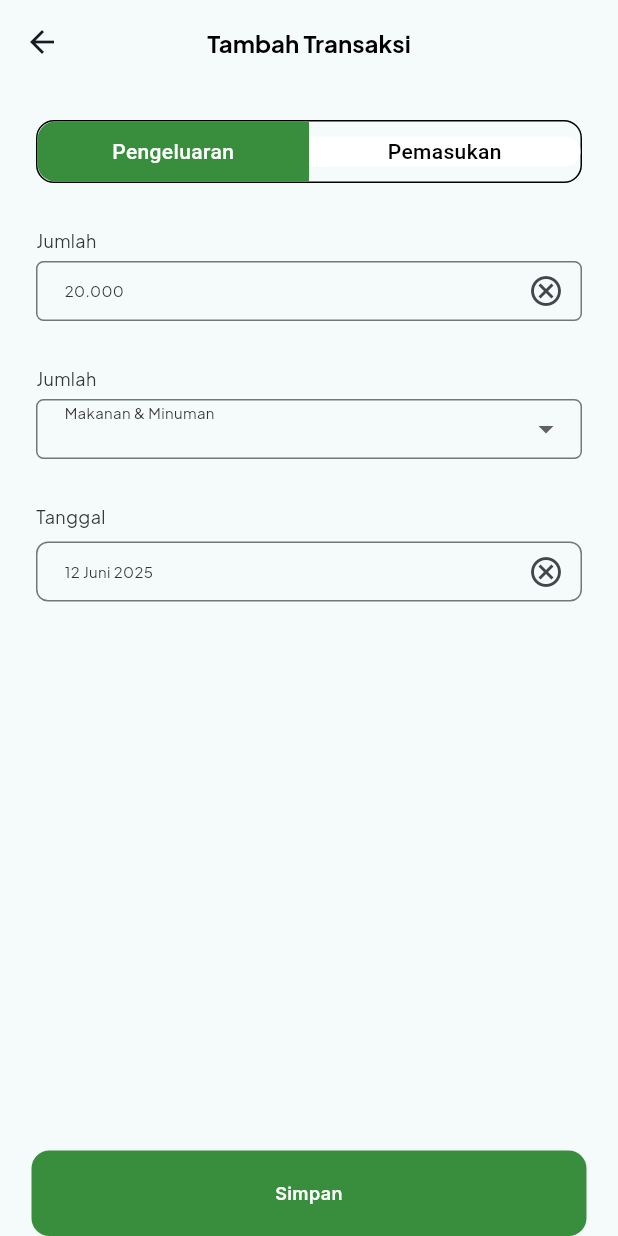
After one commit to alHerys/SaveUp, a Flutter app: the TambahTransaksi screen opened directly, on a phone screen of 412 x 824 dp. The commit adds this screen. Run offline on Flutter 3.47's test engine with Material 3 defaults, Android fonts, the phone set to English and light mode, and no system bars; our stand-ins replace bloc, firebase_ai, firebase_core, fl_chart, flutter_bloc, flutter_svg and 6 more; accounts and stored records are empty.

Commit message:
Selesai UI Tambah Transaksi

```diff
--- /dev/null
+++ b/lib/features/home/presentation/pages/tambah_transaksi.dart
@@ -0,0 +1,216 @@
+import 'package:flutter/material.dart';
+import 'package:save_up/core/themes/app_pallete.dart';
+import 'package:save_up/features/home/presentation/widgets/filter_button.dart';
+import 'package:save_up/features/home/presentation/widgets/tambah_transaksi_button.dart';
+
+class TambahTransaksi extends StatelessWidget {
+  const TambahTransaksi({super.key});
+
+  @override
+  Widget build(BuildContext context) {
+    return Scaffold(
+      appBar: AppBar(
+        centerTitle: true,
+        title: Text(
+          'Tambah Transaksi',
+          style: TextStyle(
+            color: AppPallete.baseBlack,
+            fontSize: 16,
+            fontWeight: FontWeight.w700,
+          ),
+        ),
+      ),
+      body: Padding(
+        padding: const EdgeInsets.all(24.0),
+        child: Column(
+          spacing: 30,
+          children: [
+            FilterButton(onTapPengeluaran: () {}, onTapPemasukan: () {}),
+            Column(
+              spacing: 30,
+              children: [
+                FormJumlah(),
+                FormKategori(),
+                FormTanggal(),
+              ],
+            ),
+          ],
+        ),
+      ),
+      bottomNavigationBar: TambahTransaksiButton(onTap: () {}),
+    );
+  }
+}
+
+class FormTanggal extends StatelessWidget {
+  const FormTanggal({
+    super.key,
+  });
+
+  @override
+  Widget build(BuildContext context) {
+    return Column(
+      spacing: 8,
+      crossAxisAlignment: CrossAxisAlignment.start,
+      children: [
+        Text(
+          'Tanggal',
+          style: TextStyle(
+            color: const Color(0xFF333333) /* Text-Primary-text */,
+            fontSize: 12,
+            fontFamily: 'Plus Jakarta Sans',
+            fontWeight: FontWeight.w400,
+          ),
+        ),
+        SizedBox(
+          height: 40,
+          child: TextFormField(
+            readOnly: true,
+            keyboardType: TextInputType.datetime,
+            onTap: () {
+              showDatePicker(
+                context: context,
+                initialDate: DateTime.now(),
+                firstDate: DateTime(2000),
+                lastDate: DateTime(2101),
+              );
+            },
+            decoration: InputDecoration(
+              hint: Text(
+                '12 Juni 2025',
+                style: TextStyle(
+                  color: AppPallete.textPrimary,
+                  fontSize: 10,
+                  fontFamily: 'Plus Jakarta Sans',
+                  fontWeight: FontWeight.w400,
+                ),
+              ),
+              border: OutlineInputBorder(
+                borderRadius: BorderRadius.circular(8),
+                borderSide: BorderSide(color: Colors.grey.shade400),
+              ),
+              suffixIcon: IconButton(
+                icon: const Icon(Icons.cancel_outlined),
+                onPressed: () {},
+              ),
+              contentPadding: EdgeInsets.symmetric(
+                vertical: 25,
+                horizontal: 15,
+              ),
+            ),
+          ),
+        ),
+      ],
+    );
+  }
+}
+
+class FormKategori extends StatelessWidget {
+  const FormKategori({super.key});
+
+  @override
+  Widget build(BuildContext context) {
+    return Column(
+      spacing: 5,
+      crossAxisAlignment: CrossAxisAlignment.start,
+      children: [
+        Text(
+          'Jumlah',
+          style: TextStyle(
+            color: const Color(0xFF333333) /* Text-Primary-text */,
+            fontSize: 12,
+            fontFamily: 'Plus Jakarta Sans',
+            fontWeight: FontWeight.w400,
+          ),
+        ),
+        SizedBox(
+          height: 40,
+          child: DropdownButtonFormField(
+            items: [
+                'Makanan & Minuman',
+                'Investasi',
+                'Laundry',
+                'Belanja',
+                'Uang Masuk',
+              ].map<DropdownMenuItem<String>>((String value) {
+                return DropdownMenuItem<String>(
+                  value: value,
+                  child: Text(value),
+                );
+              }).toList(),
+            onChanged: (_) {},
+            decoration: InputDecoration(
+              border: OutlineInputBorder(
+                borderRadius: BorderRadius.circular(5),
+              ),
+              hint: Text(
+                'Makanan & Minuman',
+                style: TextStyle(
+                  color: AppPallete.textPrimary /* Text-Primary-text */,
+                  fontSize: 10,
+                  fontWeight: FontWeight.w400,
+                ),
+              ),
+              contentPadding: EdgeInsets.symmetric(
+                vertical: 35,
+                horizontal: 15,
+              ),
+            ),
+          ),
+        ),
+      ],
+    );
+  }
+}
+
+class FormJumlah extends StatelessWidget {
+  const FormJumlah({super.key});
+
+  @override
+  Widget build(BuildContext context) {
+    return Column(
+      spacing: 5,
+      crossAxisAlignment: CrossAxisAlignment.start,
+      children: [
+        Text(
+          'Jumlah',
+          style: TextStyle(
+            color: const Color(0xFF333333) /* Text-Primary-text */,
+            fontSize: 12,
+            fontFamily: 'Plus Jakarta Sans',
+            fontWeight: FontWeight.w400,
+          ),
+        ),
+        SizedBox(
+          height: 40,
+          child: TextFormField(
+            keyboardType: TextInputType.number,
+            decoration: InputDecoration(
+              contentPadding: EdgeInsets.symmetric(
+                vertical: 25,
+                horizontal: 15,
+              ),
+              border: OutlineInputBorder(
+                borderRadius: BorderRadius.circular(5),
+              ),
+              suffixIcon: IconButton(
+                onPressed: () {},
+                icon: Icon(Icons.cancel_outlined),
+              ),
+
+              hint: Text(
+                '20.000',
+                style: TextStyle(
+                  color: AppPallete.textPrimary /* Text-Primary-text */,
+                  fontSize: 10,
+                  fontFamily: 'Plus Jakarta Sans',
+                  fontWeight: FontWeight.w400,
+                ),
+              ),
+            ),
+          ),
+        ),
+      ],
+    );
+  }
+}
--- /dev/null
+++ b/lib/features/home/presentation/widgets/filter_button.dart
@@ -0,0 +1,75 @@
+import 'package:flutter/material.dart';
+import 'package:save_up/core/themes/app_pallete.dart';
+
+class FilterButton extends StatelessWidget {
+  final VoidCallback onTapPengeluaran;
+  final VoidCallback onTapPemasukan;
+  const FilterButton({
+    super.key,
+    required this.onTapPengeluaran,
+    required this.onTapPemasukan,
+  });
+
+  @override
+  Widget build(BuildContext context) {
+    return Container(
+      decoration: BoxDecoration(
+        border: Border.all(color: AppPallete.baseBlack),
+        borderRadius: BorderRadius.circular(12),
+      ),
+      child: Row(
+        children: [
+          Expanded(
+            child: GestureDetector(
+              onTap: onTapPengeluaran,
+              child: Container(
+                padding: const EdgeInsets.all(10),
+                decoration: BoxDecoration(
+                  color: AppPallete.primary,
+                  borderRadius: BorderRadius.only(
+                    topLeft: Radius.circular(12),
+                    bottomLeft: Radius.circular(12),
+                  ),
+                ),
+                child: Text(
+                  'Pengeluaran',
+                  textAlign: TextAlign.center,
+                  style: TextStyle(
+                    color: AppPallete.baseWhite /* White */,
+                    fontSize: 14,
+                    fontFamily: 'Roboto',
+                    fontWeight: FontWeight.w500,
+                  ),
+                ),
+              ),
+            ),
+          ),
+          Expanded(
+            child: GestureDetector(
+              onTap: onTapPemasukan,
+              child: Container(
+                decoration: BoxDecoration(
+                  color: AppPallete.baseWhite,
+                  borderRadius: BorderRadius.only(
+                    topRight: Radius.circular(12),
+                    bottomRight: Radius.circular(12),
+                  ),
+                ),
+                child: Text(
+                  'Pemasukan',
+                  textAlign: TextAlign.center,
+                  style: TextStyle(
+                    color: AppPallete.baseBlack /* White */,
+                    fontSize: 14,
+                    fontFamily: 'Roboto',
+                    fontWeight: FontWeight.w500,
+                  ),
+                ),
+              ),
+            ),
+          ),
+        ],
+      ),
+    );
+  }
+}
--- /dev/null
+++ b/lib/features/home/presentation/widgets/tambah_transaksi_button.dart
@@ -0,0 +1,37 @@
+import 'package:flutter/material.dart';
+import 'package:save_up/core/themes/app_pallete.dart';
+
+class TambahTransaksiButton extends StatelessWidget {
+  final VoidCallback onTap;
+  const TambahTransaksiButton({super.key, required this.onTap});
+
+  @override
+  Widget build(BuildContext context) {
+    return SafeArea(
+      left: false,
+      right: false,
+      top: false,
+      child: GestureDetector(
+        onTap: onTap,
+        child: Container(
+          margin: EdgeInsets.symmetric(horizontal: 21),
+          padding: EdgeInsets.all(20),
+          decoration: BoxDecoration(
+            color: AppPallete.primary,
+            borderRadius: BorderRadius.circular(12),
+          ),
+          child: Text(
+            'Simpan',
+            textAlign: TextAlign.center,
+            style: TextStyle(
+              color: AppPallete.baseWhite /* White */,
+              fontSize: 12,
+              fontFamily: 'Inter',
+              fontWeight: FontWeight.w600,
+            ),
+          ),
+        ),
+      ),
+    );
+  }
+}
```
Also changed, not shown: lib/features/home/presentation/pages/home_page.dart (+12 -4 lines), lib/features/home/presentation/widgets/home_pemasukan_pengeluaran.dart (+10 -1 lines), lib/features/home/presentation/widgets/transaction_form.dart (added, +194 -0 lines).
